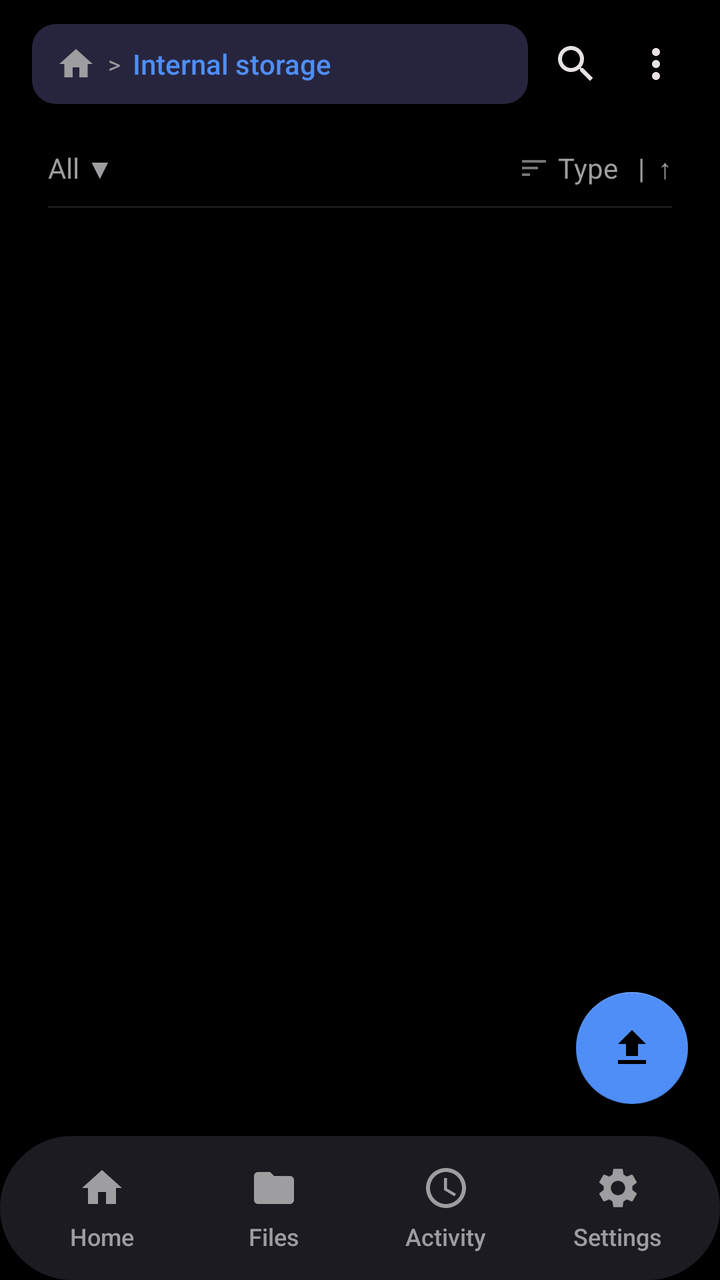
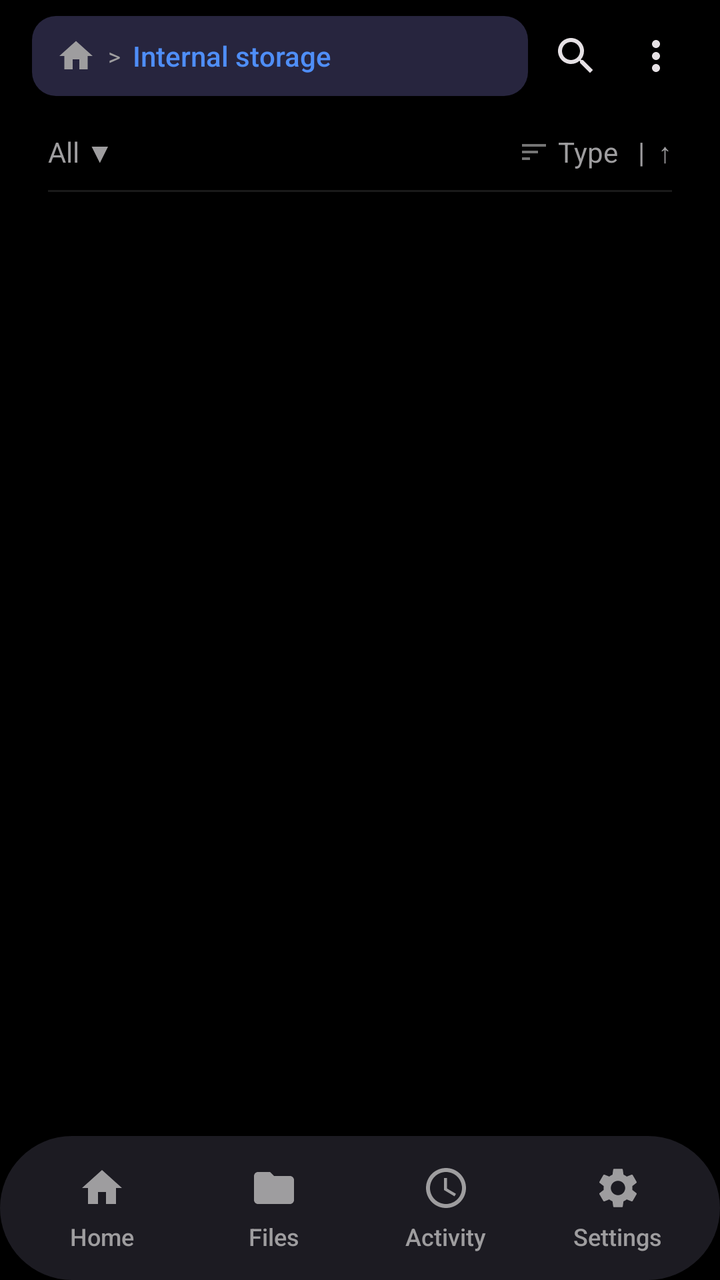

Before-and-after screenshots of an Android layout around one commit, followed by the original layout XML and the change that was made.
<!-- AndroidManifest.xml: application theme Theme.StoreMeNative -->
<!-- res/layout/activity_file_manager.xml -->
<?xml version="1.0" encoding="utf-8"?>
<RelativeLayout xmlns:android="http://schemas.android.com/apk/res/android"
    xmlns:app="http://schemas.android.com/apk/res-auto"
    android:layout_width="match_parent"
    android:layout_height="match_parent"
    android:background="#000000">

    
    <LinearLayout
        android:layout_width="match_parent"
        android:layout_height="match_parent"
        android:orientation="vertical"
        android:layout_above="@+id/bottomNavInclude">
        
        
        <RelativeLayout
            android:id="@+id/topBarNormal"
            android:layout_width="match_parent"
            android:layout_height="64dp"
            android:paddingHorizontal="16dp">
            
            
            <LinearLayout
                android:id="@+id/pathBar"
                android:layout_width="match_parent"
                android:layout_height="40dp"
                android:layout_centerVertical="true"
                android:layout_toStartOf="@id/btnSearch"
                android:layout_marginEnd="8dp"
                android:background="@drawable/bg_md3_surface_variant"
                android:gravity="center_vertical"
                android:paddingHorizontal="12dp"
                android:orientation="horizontal">
                
                <ImageView
                    android:id="@+id/btnBack"
                    android:layout_width="20dp"
                    android:layout_height="20dp"
                    android:src="@drawable/ic_home"
                    app:tint="@color/md3_text_secondary"/>
                    
                <TextView
                    android:layout_width="wrap_content"
                    android:layout_height="wrap_content"
                    android:text="  >  "
                    android:textColor="@color/md3_text_secondary"
                    android:textSize="12sp"/>
                    
                <TextView
                    android:id="@+id/textBreadcrumb"
                    android:layout_width="match_parent"
                    android:layout_height="wrap_content"
                    android:text="Internal storage"
                    android:textColor="@color/md3_primary"
                    android:textSize="14sp"
                    android:fontFamily="sans-serif-medium"
                    android:singleLine="true"
                    android:ellipsize="start"/>
            </LinearLayout>

            <ImageView
                android:id="@+id/btnSearch"
                android:layout_width="32dp"
                android:layout_height="32dp"
                android:layout_toStartOf="@id/btnMoreOptions"
                android:layout_centerVertical="true"
                android:layout_marginEnd="8dp"
                android:src="@drawable/ic_search"
                android:background="?attr/selectableItemBackgroundBorderless"
                android:padding="4dp"
                app:tint="@color/md3_text_primary"/>
                
            <ImageView
                android:id="@+id/btnMoreOptions"
                android:layout_width="32dp"
                android:layout_height="32dp"
                android:layout_alignParentEnd="true"
                android:layout_centerVertical="true"
                android:src="@drawable/ic_more_vert"
                android:background="?attr/selectableItemBackgroundBorderless"
                android:padding="4dp"
                app:tint="@color/md3_text_primary"/>
        </RelativeLayout>

        
        <RelativeLayout
            android:id="@+id/topBarSelection"
            android:layout_width="match_parent"
            android:layout_height="64dp"
            android:paddingHorizontal="16dp"
            android:visibility="gone">
            
            <LinearLayout
                android:id="@+id/btnSelectAll"
                android:layout_width="wrap_content"
                android:layout_height="match_parent"
                android:orientation="vertical"
                android:gravity="center"
                android:layout_alignParentStart="true"
                android:background="?attr/selectableItemBackgroundBorderless"
                android:paddingHorizontal="8dp">
                <ImageView
                    android:id="@+id/imgSelectAll"
                    android:layout_width="24dp"
                    android:layout_height="24dp"
                    android:src="@drawable/ic_uncheck_circle_outline"/>
                <TextView
                    android:layout_width="wrap_content"
                    android:layout_height="wrap_content"
                    android:text="All"
                    android:textSize="10sp"
                    android:textColor="@color/md3_text_secondary"/>
            </LinearLayout>
            
            <TextView
                android:id="@+id/textSelectedCount"
                android:layout_width="wrap_content"
                android:layout_height="wrap_content"
                android:layout_centerInParent="true"
                android:text="1 selected"
                android:textColor="@color/md3_text_primary"
                android:textSize="18sp"
                android:fontFamily="sans-serif-medium"/>
                
            <TextView
                android:id="@+id/btnCancelSelection"
                android:layout_width="wrap_content"
                android:layout_height="wrap_content"
                android:layout_alignParentEnd="true"
                android:layout_centerVertical="true"
                android:text="Cancel"
                android:textColor="@color/md3_text_primary"
                android:textSize="16sp"
                android:fontFamily="sans-serif-medium"
                android:background="?attr/selectableItemBackgroundBorderless"
                android:padding="8dp"/>
        </RelativeLayout>

        
        <EditText
            android:id="@+id/editSearch"
            android:layout_width="match_parent"
            android:layout_height="48dp"
            android:layout_marginHorizontal="16dp"
            android:background="@drawable/bg_md3_surface"
            android:hint="Search files..."
            android:textColorHint="@color/md3_text_secondary"
            android:textColor="@color/md3_text_primary"
            android:paddingHorizontal="16dp"
            android:visibility="gone"/>

        
        <RelativeLayout
            android:layout_width="match_parent"
            android:layout_height="40dp"
            android:paddingHorizontal="24dp">
            
            <TextView
                android:id="@+id/btnFilterAll"
                android:layout_width="wrap_content"
                android:layout_height="match_parent"
                android:text="All ▼"
                android:gravity="center_vertical"
                android:textColor="@color/md3_text_secondary"
                android:textSize="14sp"/>
                
            <LinearLayout
                android:id="@+id/btnSort"
                android:layout_width="wrap_content"
                android:layout_height="match_parent"
                android:layout_alignParentEnd="true"
                android:orientation="horizontal"
                android:gravity="center_vertical">
                <ImageView
                    android:layout_width="16dp"
                    android:layout_height="16dp"
                    android:src="@drawable/ic_sort"
                    android:layout_marginEnd="4dp"/>
                <TextView
                    android:id="@+id/textSortMode"
                    android:layout_width="wrap_content"
                    android:layout_height="wrap_content"
                    android:text="Type   |  ↑"
                    android:textColor="@color/md3_text_secondary"
                    android:textSize="14sp"/>
            </LinearLayout>
            
            <View
                android:layout_width="match_parent"
                android:layout_height="1dp"
                android:background="#1AFFFFFF"
                android:layout_alignParentBottom="true"/>
        </RelativeLayout>

        
        <androidx.recyclerview.widget.RecyclerView
            android:id="@+id/recyclerFiles"
            android:layout_width="match_parent"
            android:layout_height="match_parent"
            android:clipToPadding="false"
            android:paddingBottom="100dp"/>

    </LinearLayout>
    
    
    <LinearLayout
        android:id="@+id/layoutLoading"
        android:layout_width="wrap_content"
        android:layout_height="wrap_content"
        android:layout_centerInParent="true"
        android:orientation="vertical"
        android:gravity="center"
        android:visibility="gone">
        <ProgressBar
            android:id="@+id/progressLoading"
            android:layout_width="48dp"
            android:layout_height="48dp"
            android:indeterminateTint="@color/md3_primary"/>
        <TextView
            android:id="@+id/textLoading"
            android:layout_width="wrap_content"
            android:layout_height="wrap_content"
            android:text="Loading files..."
            android:textColor="@color/md3_text_secondary"
            android:textSize="14sp"
            android:layout_marginTop="16dp"/>
    </LinearLayout>

    <LinearLayout
        android:id="@+id/layoutEmpty"
        android:layout_width="wrap_content"
        android:layout_height="wrap_content"
        android:layout_centerInParent="true"
        android:orientation="vertical"
        android:gravity="center"
        android:visibility="gone">
        <ImageView
            android:layout_width="64dp"
            android:layout_height="64dp"
            android:src="@drawable/ic_folder"
            android:tint="@color/md3_outline"
            android:layout_marginBottom="16dp"/>
        <TextView
            android:layout_width="wrap_content"
            android:layout_height="wrap_content"
            android:text="Folder is empty"
            android:textColor="@color/md3_text_secondary"
            android:textSize="16sp"/>
    </LinearLayout>

    
    <LinearLayout
        android:id="@+id/layoutFabs"
        android:layout_width="wrap_content"
        android:layout_height="wrap_content"
        android:layout_above="@id/bottomNavInclude"
        android:layout_alignParentEnd="true"
        android:layout_marginEnd="16dp"
        android:layout_marginBottom="16dp"
        android:orientation="vertical"
        android:gravity="center_horizontal">
        
        <com.google.android.material.floatingactionbutton.FloatingActionButton
            android:id="@+id/btnUpload"
            android:layout_width="wrap_content"
            android:layout_height="wrap_content"
            android:src="@drawable/ic_upload_round"
            app:tint="@color/md3_text_on_primary"
            app:backgroundTint="@color/md3_primary"
            app:elevation="6dp"/>
    </LinearLayout>

    
    <LinearLayout
        android:id="@+id/layoutSelectionBottomBar"
        android:layout_width="match_parent"
        android:layout_height="64dp"
        android:layout_above="@id/bottomNavInclude"
        android:layout_marginHorizontal="16dp"
        android:layout_marginBottom="16dp"
        android:background="@drawable/bg_md3_surface_variant"
        android:orientation="horizontal"
        android:gravity="center"
        android:visibility="gone"
        android:elevation="8dp">
        
        <LinearLayout android:id="@+id/btnSelectionMove" android:layout_width="0dp" android:layout_height="match_parent" android:layout_weight="1" android:orientation="vertical" android:gravity="center" android:background="?attr/selectableItemBackgroundBorderless">
            <ImageView android:layout_width="24dp" android:layout_height="24dp" android:src="@drawable/ic_move_to" app:tint="@color/md3_text_primary"/>
            <TextView android:layout_width="wrap_content" android:layout_height="wrap_content" android:text="Move" android:textColor="@color/md3_text_primary" android:textSize="10sp"/>
        </LinearLayout>
        
        <LinearLayout android:id="@+id/btnSelectionCopy" android:layout_width="0dp" android:layout_height="match_parent" android:layout_weight="1" android:orientation="vertical" android:gravity="center" android:background="?attr/selectableItemBackgroundBorderless">
            <ImageView android:layout_width="24dp" android:layout_height="24dp" android:src="@drawable/ic_copy" app:tint="@color/md3_text_primary"/>
            <TextView android:layout_width="wrap_content" android:layout_height="wrap_content" android:text="Copy" android:textColor="@color/md3_text_primary" android:textSize="10sp"/>
        </LinearLayout>

        <LinearLayout android:id="@+id/btnSelectionShare" android:layout_width="0dp" android:layout_height="match_parent" android:layout_weight="1" android:orientation="vertical" android:gravity="center" android:background="?attr/selectableItemBackgroundBorderless">
            <ImageView android:layout_width="24dp" android:layout_height="24dp" android:src="@drawable/ic_share" app:tint="@color/md3_text_primary"/>
            <TextView android:layout_width="wrap_content" android:layout_height="wrap_content" android:text="Share" android:textColor="@color/md3_text_primary" android:textSize="10sp"/>
        </LinearLayout>

        <LinearLayout android:id="@+id/btnSelectionDelete" android:layout_width="0dp" android:layout_height="match_parent" android:layout_weight="1" android:orientation="vertical" android:gravity="center" android:background="?attr/selectableItemBackgroundBorderless">
            <ImageView android:layout_width="24dp" android:layout_height="24dp" android:src="@drawable/ic_delete" app:tint="@color/md3_text_primary"/>
            <TextView android:layout_width="wrap_content" android:layout_height="wrap_content" android:text="Delete" android:textColor="@color/md3_text_primary" android:textSize="10sp"/>
        </LinearLayout>

        <LinearLayout android:id="@+id/btnSelectionMore" android:layout_width="0dp" android:layout_height="match_parent" android:layout_weight="1" android:orientation="vertical" android:gravity="center" android:background="?attr/selectableItemBackgroundBorderless">
            <ImageView android:layout_width="24dp" android:layout_height="24dp" android:src="@drawable/ic_more_vert" app:tint="@color/md3_text_primary"/>
            <TextView android:layout_width="wrap_content" android:layout_height="wrap_content" android:text="More" android:textColor="@color/md3_text_primary" android:textSize="10sp"/>
        </LinearLayout>
    </LinearLayout>

    
    <LinearLayout
        android:id="@+id/bannerMove"
        android:layout_width="match_parent"
        android:layout_height="wrap_content"
        android:background="@color/md3_surface_variant"
        android:orientation="horizontal"
        android:padding="16dp"
        android:visibility="gone"
        android:gravity="center_vertical"
        android:layout_above="@id/bottomNavInclude"
        android:elevation="8dp">
        
        <TextView
            android:id="@+id/textMoveFileName"
            android:layout_width="0dp"
            android:layout_height="wrap_content"
            android:layout_weight="1"
            android:text="Moving files..."
            android:textColor="@color/md3_text_primary"
            android:textSize="14sp"
            android:maxLines="1"
            android:ellipsize="end"/>
            
        <Button
            android:id="@+id/btnCancelMove"
            android:layout_width="wrap_content"
            android:layout_height="wrap_content"
            android:text="Cancel"
            style="?android:attr/borderlessButtonStyle"
            android:textColor="@color/md3_error"
            android:layout_marginEnd="8dp"/>
            
        <Button
            android:id="@+id/btnMoveHere"
            android:layout_width="wrap_content"
            android:layout_height="wrap_content"
            android:text="Move Here"
            android:textColor="@color/md3_text_on_primary"
            android:backgroundTint="@color/md3_primary"/>
    </LinearLayout>

    <include
        android:id="@+id/bottomNavInclude"
        layout="@layout/layout_bottom_nav"
        android:layout_width="match_parent"
        android:layout_height="wrap_content"
        android:layout_alignParentBottom="true"/>
</RelativeLayout>
<!-- res/layout/layout_bottom_nav.xml (included above) -->
<?xml version="1.0" encoding="utf-8"?>
<FrameLayout xmlns:android="http://schemas.android.com/apk/res/android"
    xmlns:app="http://schemas.android.com/apk/res-auto"
    android:layout_width="match_parent"
    android:layout_height="72dp"
    android:layout_marginHorizontal="16dp"
    android:layout_marginBottom="16dp"
    android:elevation="8dp">

    
    <View
        android:layout_width="match_parent"
        android:layout_height="72dp"
        android:background="@drawable/bg_md3_nav_bar"/>

    <LinearLayout
        android:layout_width="match_parent"
        android:layout_height="72dp"
        android:orientation="horizontal"
        android:paddingHorizontal="8dp"
        android:paddingVertical="8dp">

        <LinearLayout
            android:id="@+id/navHome"
            android:layout_width="0dp"
            android:layout_height="match_parent"
            android:layout_weight="1"
            android:gravity="center"
            android:orientation="vertical"
            android:background="?attr/selectableItemBackgroundBorderless"
            android:clickable="true"
            android:focusable="true">
            <View android:layout_width="48dp" android:layout_height="32dp" android:background="@drawable/bg_md3_nav_active" android:visibility="invisible" android:id="@+id/navHomeIndicator"/>
            <ImageView
                android:layout_width="24dp"
                android:layout_height="24dp"
                android:src="@drawable/ic_home"
                app:tint="@color/md3_text_secondary"
                android:layout_marginTop="-28dp"/>
            <TextView
                android:layout_width="wrap_content"
                android:layout_height="wrap_content"
                android:text="Home"
                android:textSize="12sp"
                android:fontFamily="sans-serif-medium"
                android:layout_marginTop="4dp"
                android:textColor="@color/md3_text_secondary"/>
        </LinearLayout>

        <LinearLayout
            android:id="@+id/navFiles"
            android:layout_width="0dp"
            android:layout_height="match_parent"
            android:layout_weight="1"
            android:gravity="center"
            android:orientation="vertical"
            android:background="?attr/selectableItemBackgroundBorderless"
            android:clickable="true"
            android:focusable="true">
            <View android:layout_width="48dp" android:layout_height="32dp" android:background="@drawable/bg_md3_nav_active" android:visibility="invisible" android:id="@+id/navFilesIndicator"/>
            <ImageView
                android:layout_width="24dp"
                android:layout_height="24dp"
                android:src="@drawable/ic_folder"
                app:tint="@color/md3_text_secondary"
                android:layout_marginTop="-28dp"/>
            <TextView
                android:layout_width="wrap_content"
                android:layout_height="wrap_content"
                android:text="Files"
                android:textSize="12sp"
                android:fontFamily="sans-serif-medium"
                android:layout_marginTop="4dp"
                android:textColor="@color/md3_text_secondary"/>
        </LinearLayout>

        <LinearLayout
            android:id="@+id/navActivity"
            android:layout_width="0dp"
            android:layout_height="match_parent"
            android:layout_weight="1"
            android:gravity="center"
            android:orientation="vertical"
            android:background="?attr/selectableItemBackgroundBorderless"
            android:clickable="true"
            android:focusable="true">
            <View android:layout_width="48dp" android:layout_height="32dp" android:background="@drawable/bg_md3_nav_active" android:visibility="invisible" android:id="@+id/navActivityIndicator"/>
            <ImageView
                android:layout_width="24dp"
                android:layout_height="24dp"
                android:src="@drawable/ic_clock"
                app:tint="@color/md3_text_secondary"
                android:layout_marginTop="-28dp"/>
            <TextView
                android:layout_width="wrap_content"
                android:layout_height="wrap_content"
                android:text="Activity"
                android:textSize="12sp"
                android:fontFamily="sans-serif-medium"
                android:layout_marginTop="4dp"
                android:textColor="@color/md3_text_secondary"/>
        </LinearLayout>

        <LinearLayout
            android:id="@+id/navSettings"
            android:layout_width="0dp"
            android:layout_height="match_parent"
            android:layout_weight="1"
            android:gravity="center"
            android:orientation="vertical"
            android:background="?attr/selectableItemBackgroundBorderless"
            android:clickable="true"
            android:focusable="true">
            <View android:layout_width="48dp" android:layout_height="32dp" android:background="@drawable/bg_md3_nav_active" android:visibility="invisible" android:id="@+id/navSettingsIndicator"/>
            <ImageView
                android:layout_width="24dp"
                android:layout_height="24dp"
                android:src="@drawable/ic_settings"
                app:tint="@color/md3_text_secondary"
                android:layout_marginTop="-28dp"/>
            <TextView
                android:layout_width="wrap_content"
                android:layout_height="wrap_content"
                android:text="Settings"
                android:textSize="12sp"
                android:fontFamily="sans-serif-medium"
                android:layout_marginTop="4dp"
                android:textColor="@color/md3_text_secondary"/>
        </LinearLayout>

    </LinearLayout>
</FrameLayout>
<!-- resources referenced by this layout -->
<resources>
  <color name="md3_error">#F2B8B8</color>
  <color name="md3_outline">#3A3A4A</color>
  <color name="md3_primary">#4F8EF7</color>
  <color name="md3_surface_variant">#27253E</color>
  <color name="md3_text_on_primary">#000000</color>
  <color name="md3_text_primary">#E6E1E5</color>
  <color name="md3_text_secondary">#9E9D9F</color>
  <!-- drawable bg_md3_nav_active (drawable) -->
  <?xml version="1.0" encoding="utf-8"?>
  <shape xmlns:android="http://schemas.android.com/apk/res/android">
      <solid android:color="@color/md3_primary"/>
      <corners android:radius="100dp"/>
  </shape>
  <!-- drawable bg_md3_nav_bar (drawable) -->
  <?xml version="1.0" encoding="utf-8"?>
  <shape xmlns:android="http://schemas.android.com/apk/res/android">
      <solid android:color="@color/md3_surface"/>
      <corners android:radius="100dp"/> 
  </shape>
  <!-- drawable bg_md3_surface (drawable) -->
  <?xml version="1.0" encoding="utf-8"?>
  <shape xmlns:android="http://schemas.android.com/apk/res/android">
      <solid android:color="@color/md3_surface"/>
      <corners android:radius="16dp"/>
  </shape>
  <!-- drawable bg_md3_surface_variant (drawable) -->
  <?xml version="1.0" encoding="utf-8"?>
  <shape xmlns:android="http://schemas.android.com/apk/res/android">
      <solid android:color="@color/md3_surface_variant"/>
      <corners android:radius="12dp"/>
  </shape>
  <!-- drawable ic_delete (drawable) -->
  <vector xmlns:android="http://schemas.android.com/apk/res/android"
      android:width="24dp"
      android:height="24dp"
      android:viewportWidth="24"
      android:viewportHeight="24">
    <path
        android:fillColor="#000000"
        android:pathData="M6,19c0,1.1 0.9,2 2,2h8c1.1,0 2,-0.9 2,-2V7H6v12zM19,4h-3.5l-1,-1h-5l-1,1H5v2h14V4z"/>
  </vector>
  <!-- drawable ic_folder (drawable) -->
  <vector xmlns:android="http://schemas.android.com/apk/res/android" android:width="24dp" android:height="24dp" android:viewportWidth="24" android:viewportHeight="24" android:tint="#3B82F6">
      <path android:fillColor="#FF000000" android:pathData="M10,4H4c-1.1,0 -1.99,0.9 -1.99,2L2,18c0,1.1 0.9,2 2,2h16c1.1,0 2,-0.9 2,-2V8c0,-1.1 -0.9,-2 -2,-2h-8l-2,-2z"/>
  </vector>
  <!-- drawable ic_home (drawable) -->
  <vector xmlns:android="http://schemas.android.com/apk/res/android" android:width="24dp" android:height="24dp" android:viewportWidth="24" android:viewportHeight="24"><path android:fillColor="#000000" android:pathData="M10,20v-6h4v6h5v-8h3L12,3 2,12h3v8z"/></vector>
  <!-- drawable ic_sort (drawable) -->
  <vector xmlns:android="http://schemas.android.com/apk/res/android"
      android:width="24dp"
      android:height="24dp"
      android:viewportWidth="24"
      android:viewportHeight="24">
    <path
        android:pathData="M3,18h6v-2H3v2zM3,6v2h18V6H3zM3,13h12v-2H3v2z"
        android:fillColor="#757575"/>
  </vector>
  <!-- drawable ic_uncheck_circle_outline (drawable) -->
  <vector xmlns:android="http://schemas.android.com/apk/res/android"
      android:width="24dp"
      android:height="24dp"
      android:viewportWidth="24"
      android:viewportHeight="24">
    <path
        android:pathData="M12,2C6.48,2 2,6.48 2,12s4.48,10 10,10 10,-4.48 10,-10S17.52,2 12,2zM12,20c-4.42,0 -8,-3.58 -8,-8s3.58,-8 8,-8 8,3.58 8,8 -3.58,8 -8,8z"
        android:fillColor="#757575"/>
  </vector>
  <!-- drawable ic_upload_round (drawable) -->
  <vector xmlns:android="http://schemas.android.com/apk/res/android" android:width="24dp" android:height="24dp" android:viewportWidth="24" android:viewportHeight="24"><path android:pathData="M9 16h6v-6h4l-7-7-7 7h4zm-4 2h14v2H5z" android:fillColor="#2563EB"/></vector>
  <color name="md3_surface">#1C1B22</color>
  <color name="md3_bg">#121218</color>
  <!-- unchanged entries left out for length: 8 -->
</resources>

<!-- the commit's change to res/layout/activity_file_manager.xml (unified diff, before → after) -->
@@ -16,7 +16,7 @@
         <RelativeLayout
             android:id="@+id/topBarNormal"
             android:layout_width="match_parent"
-            android:layout_height="64dp"
+            android:layout_height="56dp"
             android:paddingHorizontal="16dp">
             
             
@@ -86,7 +86,7 @@
         <RelativeLayout
             android:id="@+id/topBarSelection"
             android:layout_width="match_parent"
-            android:layout_height="64dp"
+            android:layout_height="56dp"
             android:paddingHorizontal="16dp"
             android:visibility="gone">
             
@@ -236,7 +236,7 @@
         android:visibility="gone">
         <ImageView
             android:layout_width="64dp"
-            android:layout_height="64dp"
+            android:layout_height="56dp"
             android:src="@drawable/ic_folder"
             android:tint="@color/md3_outline"
             android:layout_marginBottom="16dp"/>
@@ -253,7 +253,7 @@
         android:id="@+id/layoutFabs"
         android:layout_width="wrap_content"
         android:layout_height="wrap_content"
-        android:layout_above="@id/bottomNavInclude"
+        android:layout_alignParentBottom="true"
         android:layout_alignParentEnd="true"
         android:layout_marginEnd="16dp"
         android:layout_marginBottom="16dp"
@@ -274,8 +274,8 @@
     <LinearLayout
         android:id="@+id/layoutSelectionBottomBar"
         android:layout_width="match_parent"
-        android:layout_height="64dp"
-        android:layout_above="@id/bottomNavInclude"
+        android:layout_height="56dp"
+        android:layout_alignParentBottom="true"
         android:layout_marginHorizontal="16dp"
         android:layout_marginBottom="16dp"
         android:background="@drawable/bg_md3_surface_variant"
@@ -320,7 +320,7 @@
         android:padding="16dp"
         android:visibility="gone"
         android:gravity="center_vertical"
-        android:layout_above="@id/bottomNavInclude"
+        android:layout_alignParentBottom="true"
         android:elevation="8dp">
         
         <TextView
